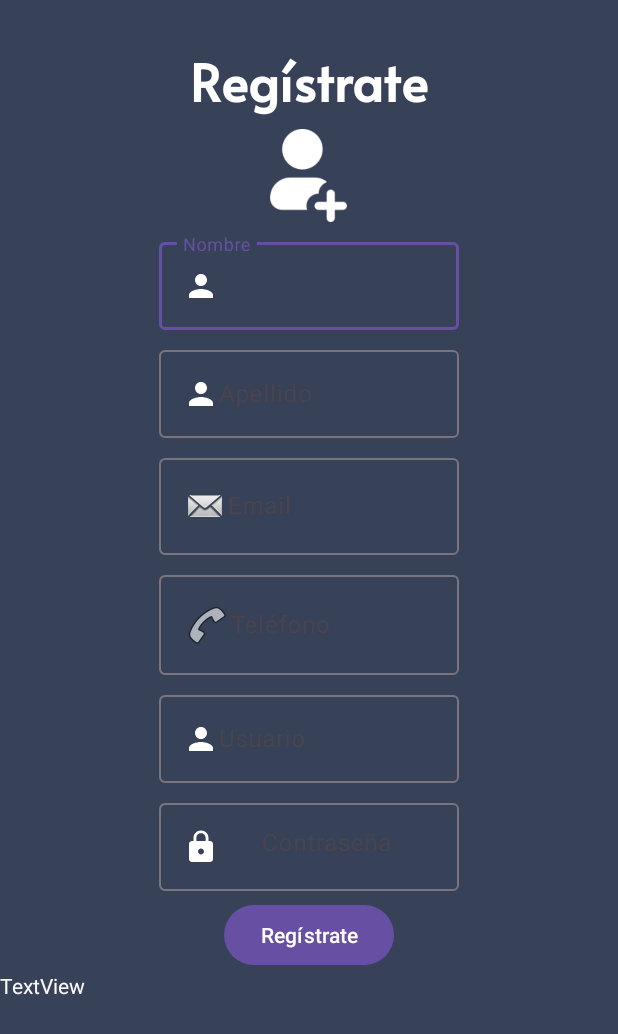
After one commit to paleman2019222/Admin4Teacher, an Android app: the RegisterView screen opened directly, with no data from a screen before it, on a phone screen of 412 x 824 dp. The commit adds this screen. Shown: the top 1034 px of the screen. Run offline under Robolectric (Android 15) with nearby library versions, the phone set to English and light mode, and no system bars; network calls fail.

Commit message:
login con el caprichito del Samuel y vista de register

```diff
--- a/app/src/main/AndroidManifest.xml
+++ b/app/src/main/AndroidManifest.xml
@@ -18,6 +18,9 @@
         android:usesCleartextTraffic="true"
         tools:targetApi="31">
         <activity
+            android:name=".RegisterView"
+            android:exported="false" />
+        <activity
             android:name=".Perfil"
             android:exported="false" />
         <activity
--- a/app/src/main/java/com/example/admin4teacher/Home.java
+++ b/app/src/main/java/com/example/admin4teacher/Home.java
@@ -22,7 +22,7 @@ public class Home extends AppCompatActivity {
         setContentView(R.layout.activity_home);
 
         BottomNavigationView navegation = findViewById(R.id.bottom_navegation);
-       /* navegation.setOnNavigationItemSelectedListener(new BottomNavigationView.OnNavigationItemSelectedListener() {
+        navegation.setOnNavigationItemSelectedListener(new BottomNavigationView.OnNavigationItemSelectedListener() {
             @Override
             public boolean onNavigationItemSelected(@NonNull MenuItem item) {
                 if(item.getItemId() == R.id.first_fragment) {
@@ -40,7 +40,7 @@ public class Home extends AppCompatActivity {
 
                 return false;
             }
-        });*/
+        });
 
         loadFragment(segundo_frag);
     }
--- /dev/null
+++ b/app/src/main/java/com/example/admin4teacher/RegisterView.java
@@ -0,0 +1,14 @@
+package com.example.admin4teacher;
+
+import androidx.appcompat.app.AppCompatActivity;
+
+import android.os.Bundle;
+
+public class RegisterView extends AppCompatActivity {
+
+    @Override
+    protected void onCreate(Bundle savedInstanceState) {
+        super.onCreate(savedInstanceState);
+        setContentView(R.layout.activity_register_view);
+    }
+}
--- /dev/null
+++ b/app/src/main/res/layout/activity_register_view.xml
@@ -0,0 +1,151 @@
+<?xml version="1.0" encoding="utf-8"?>
+<LinearLayout xmlns:android="http://schemas.android.com/apk/res/android"
+    xmlns:app="http://schemas.android.com/apk/res-auto"
+    xmlns:tools="http://schemas.android.com/tools"
+    android:layout_width="match_parent"
+    android:layout_height="match_parent"
+    android:background="#374259"
+    android:backgroundTint="#374259"
+    android:gravity="center_horizontal"
+    android:orientation="vertical"
+    android:paddingTop="25dp"
+    android:textAlignment="gravity"
+    tools:context=".RegisterView">
+
+
+    <com.google.android.material.textview.MaterialTextView
+        android:id="@+id/textView2"
+        android:layout_width="wrap_content"
+        android:layout_height="wrap_content"
+        android:text="Regístrate"
+        android:textColor="#FFFFFF"
+        android:textSize="34sp"
+        android:textStyle="bold"
+        app:fontFamily="@font/alata" />
+
+    <ImageView
+        android:id="@+id/imageView"
+        android:layout_width="78dp"
+        android:layout_height="62dp"
+        android:layout_marginTop="8dp"
+        app:srcCompat="@drawable/contact" />
+
+    <com.google.android.material.textfield.TextInputLayout
+        android:layout_width="200dp"
+        android:layout_height="wrap_content"
+        android:layout_marginTop="8dp">
+
+        <com.google.android.material.textfield.TextInputEditText
+            android:id="@+id/txtNombre"
+            android:layout_width="match_parent"
+            android:layout_height="match_parent"
+            android:drawableStart="@drawable/baseline_person_24"
+            android:hint="Nombre"
+            android:inputType="text"
+            android:textColor="#FFFFFF"
+            android:textColorHighlight="#FFFFFF"
+            android:textColorHint="#FFFFFF"
+            android:textColorLink="#FFFFFF" />
+    </com.google.android.material.textfield.TextInputLayout>
+
+    <com.google.android.material.textfield.TextInputLayout
+        android:layout_width="200dp"
+        android:layout_height="wrap_content"
+        android:layout_marginTop="8dp">
+
+        <com.google.android.material.textfield.TextInputEditText
+            android:id="@+id/txtApellido"
+            android:layout_width="match_parent"
+            android:layout_height="match_parent"
+            android:drawableStart="@drawable/baseline_person_24"
+            android:hint="Apellido"
+            android:inputType="text"
+            android:textColor="#FFFFFF"
+            android:textColorHighlight="#FFFFFF"
+            android:textColorHint="#FFFFFF"
+            android:textColorLink="#FFFFFF" />
+    </com.google.android.material.textfield.TextInputLayout>
+
+    <com.google.android.material.textfield.TextInputLayout
+        android:layout_width="200dp"
+        android:layout_height="wrap_content"
+        android:layout_marginTop="8dp">
+
+        <com.google.android.material.textfield.TextInputEditText
+            android:id="@+id/txtEmail"
+            android:layout_width="match_parent"
+            android:layout_height="match_parent"
+            android:drawableStart="@android:drawable/sym_action_email"
+            android:hint="Email"
+            android:inputType="text"
+            android:textColor="#FFFFFF"
+            android:textColorHighlight="#FFFFFF"
+            android:textColorHint="#FFFFFF"
+            android:textColorLink="#FFFFFF" />
+    </com.google.android.material.textfield.TextInputLayout>
+
+    <com.google.android.material.textfield.TextInputLayout
+        android:layout_width="200dp"
+        android:layout_height="wrap_content"
+        android:layout_marginTop="8dp">
+
+        <com.google.android.material.textfield.TextInputEditText
+            android:id="@+id/txtTelefono"
+            android:layout_width="match_parent"
+            android:layout_height="match_parent"
+            android:drawableStart="@android:drawable/ic_menu_call"
+            android:hint="Teléfono"
+            android:inputType="text"
+            android:textColor="#FFFFFF"
+            android:textColorHighlight="#FFFFFF"
+            android:textColorHint="#FFFFFF"
+            android:textColorLink="#FFFFFF" />
+    </com.google.android.material.textfield.TextInputLayout>
+
+    <com.google.android.material.textfield.TextInputLayout
+        android:layout_width="200dp"
+        android:layout_height="wrap_content"
+        android:layout_marginTop="8dp">
+
+        <com.google.android.material.textfield.TextInputEditText
+            android:id="@+id/txtUser"
+            android:layout_width="match_parent"
+            android:layout_height="match_parent"
+            android:drawableStart="@drawable/baseline_person_24"
+            android:hint="Usuario"
+            android:inputType="text"
+            android:textColor="#FFFFFF"
+            android:textColorHighlight="#FFFFFF"
+            android:textColorHint="#FFFFFF"
+            android:textColorLink="#FFFFFF" />
+    </com.google.android.material.textfield.TextInputLayout>
+
+    <com.google.android.material.textfield.TextInputLayout
+        android:layout_width="200dp"
+        android:layout_height="wrap_content"
+        android:layout_marginTop="8dp">
+
+        <com.google.android.material.textfield.TextInputEditText
+            android:id="@+id/txtPassword"
+            android:layout_width="match_parent"
+            android:layout_height="match_parent"
+            android:drawableStart="@drawable/baseline_lock_24"
+            android:gravity="center_horizontal"
+            android:hint="@string/hint_contraseña"
+            android:inputType="textPassword" />
+    </com.google.android.material.textfield.TextInputLayout>
+
+    <com.google.android.material.button.MaterialButton
+        android:id="@+id/btnSignUp"
+        android:layout_width="wrap_content"
+        android:layout_height="wrap_content"
+        android:layout_marginTop="5dp"
+        android:text="Regístrate" />
+
+    <TextView
+        android:id="@+id/textError"
+        android:layout_width="match_parent"
+        android:layout_height="wrap_content"
+        android:text="TextView"
+        android:textColor="#FBFBFB" />
+</LinearLayout>
```
Also changed, not shown: app/src/main/java/com/example/admin4teacher/MainActivity.java (+23 -33 lines), app/src/main/java/persistencia/User.java (+30 -41 lines), app/src/main/java/persistencia/UserConsulta.java (added, +101 -0 lines), app/src/main/res/layout/activity_main.xml (+8 -0 lines), app/src/main/res/drawable/contact.png (added).
